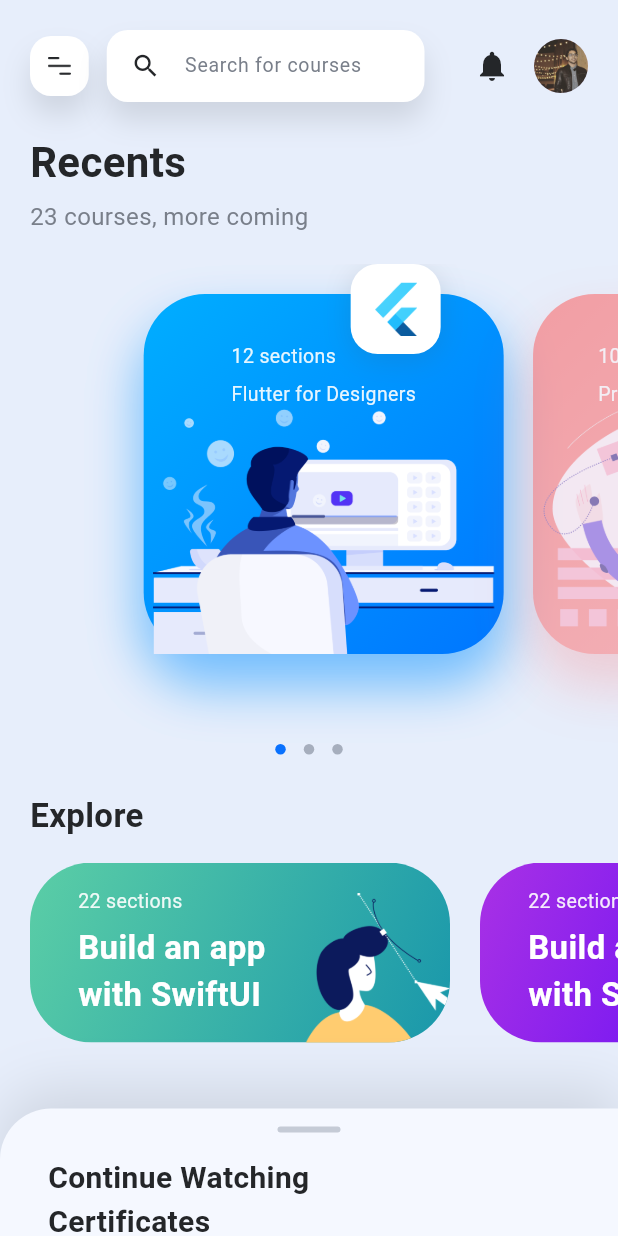
After one commit to evepy/courseApp, a Flutter app: the screen it shows after launch, on a phone screen of 412 x 824 dp. The commit adds this screen. Run offline on Flutter 3.47's test engine with Material 3 defaults, Android fonts, the phone set to English and light mode, and no system bars; drawn by our look-alikes of sliding_up_panel.

Commit message:
animations

```diff
--- /dev/null
+++ b/course_app/lib/components/cards/explorecoursecard.dart
@@ -0,0 +1,54 @@
+
+import 'package:flutter/material.dart';
+
+import '../../constants.dart';
+import '../../model/course.dart';
+
+class ExploreCourseCard extends StatelessWidget {
+  ExploreCourseCard({required this.course});
+
+  final Course course;
+  @override
+  Widget build(BuildContext context) {
+    return Padding(
+      padding: const EdgeInsets.only(right: 20.0),
+      child: ClipRRect(
+        borderRadius: BorderRadius.circular(41.0),
+        child: Container(
+          height: 120.0,
+          width: 280.0,
+          decoration: BoxDecoration(gradient: course.background),
+          child: Padding(
+            padding: EdgeInsets.only(left: 32.0),
+            child: Row(children: [
+              Expanded(child: Column(
+                mainAxisAlignment: MainAxisAlignment.center,
+                crossAxisAlignment: CrossAxisAlignment.start,
+                children: [
+                   Text(
+            course.courseSubtitle.toString(),
+            style: kCardSubtitleStyle,
+          ),
+          SizedBox(height: 6.0),
+          Text(
+            course.courseTitle.toString(),
+            style: kCardTitleStyle,
+          )
+                ],
+              ),
+
+              ),
+Column(
+  mainAxisAlignment: MainAxisAlignment.end,
+  children: [
+    Image.asset('asset/illustrations/${course.illustration}',
+    fit: BoxFit.cover, height: 100.0,)
+  ],
+)
+            ]),
+          ),
+        ),
+      ),
+    );
+  }
+}
--- a/course_app/lib/components/homescreennavbar.dart
+++ b/course_app/lib/components/homescreennavbar.dart
@@ -5,6 +5,8 @@ import '../constants.dart';
 
 //HomeScreenNavBar
 class HomeScreenNavBar extends StatelessWidget {
+  HomeScreenNavBar({required this.triggerAnimation});
+  final VoidCallback triggerAnimation;
   @override
   Widget build(BuildContext context) {
     return Padding(
@@ -12,7 +14,7 @@ class HomeScreenNavBar extends StatelessWidget {
       child: Row(
         mainAxisAlignment: MainAxisAlignment.spaceBetween,
         children: [
-          const SidebarButton(),
+          SidebarButton(triggerAnimation: triggerAnimation),
           SearchFieldWidget(),
           const Icon(
             Icons.notifications,
--- /dev/null
+++ b/course_app/lib/components/lists/explorecourselist.dart
@@ -0,0 +1,25 @@
+
+import 'package:flutter/material.dart';
+
+import '../../model/course.dart';
+import '../cards/explorecoursecard.dart';
+
+class ExploreCourseList extends StatelessWidget {
+  @override
+  Widget build(BuildContext context) {
+    return Container(
+      height: 120,
+      child: ListView.builder(
+        scrollDirection: Axis.horizontal,
+        shrinkWrap: true,
+        itemCount: exploreCourses.length,
+        itemBuilder: (context, index) {
+          return Padding(
+            padding: EdgeInsets.only(left: index == 0 ? 20.0 : 0.0),
+            child: ExploreCourseCard(course: exploreCourses[index]),
+          );
+        },
+      ),
+    );
+  }
+}
--- a/course_app/lib/components/sidebar_button.dart
+++ b/course_app/lib/components/sidebar_button.dart
@@ -1,16 +1,15 @@
 import 'package:flutter/material.dart';
 import '../constants.dart';
+
 class SidebarButton extends StatelessWidget {
-  const SidebarButton({
-    super.key,
-  });
+  SidebarButton({required this.triggerAnimation});
+
+  final VoidCallback triggerAnimation;
 
   @override
   Widget build(BuildContext context) {
     return RawMaterialButton(
-      onPressed: () {
-        print("Sidebar button pressed");
-      },
+      onPressed: triggerAnimation,
       materialTapTargetSize: MaterialTapTargetSize.shrinkWrap,
       highlightColor: Colors.transparent,
       splashColor: Colors.transparent,
--- a/course_app/lib/main.dart
+++ b/course_app/lib/main.dart
@@ -1,8 +1,6 @@
+import 'package:course_app/screens/home_screen.dart';
 import 'package:flutter/material.dart';
-import 'components/homescreennavbar.dart';
-import 'components/lists/recentcourselist.dart';
 import 'constants.dart';
-import 'model/course.dart';
 import 'model/sidebar.dart';
 
 void main() {
@@ -18,125 +16,16 @@ class MyApp extends StatelessWidget {
     return MaterialApp(
       debugShowCheckedModeBanner: false,
       title: 'Flutter Demo',
-      home: Scaffold(
-        body: Container(
-          color: kBackgroundColor,
-          child: SafeArea(
-            child: Column(
-              children: [
-                HomeScreenNavBar(),
-                Padding(
-                  padding: EdgeInsets.symmetric(horizontal: 20.0),
-                  child: Column(
-                    crossAxisAlignment: CrossAxisAlignment.stretch,
-                    children: [
-                      Text(
-                        "Recents",
-                        style: kLargeTitleStyle,
-                      ),
-                      SizedBox(
-                        height: 5.0,
-                      ),
-                      Text(
-                        "23 courses, more coming",
-                        style: kSubtitleStyle,
-                      ),
-                    ],
-                  ),
-                ),
-                SizedBox(
-                  height: 20.0,
-                ),
-                RecentCourseList(),
-                Padding(
-                  padding: EdgeInsets.only(
-                      left: 20.0, right: 20.0, top: 25.0, bottom: 16.0),
-                  child: Column(
-                    crossAxisAlignment: CrossAxisAlignment.stretch,
-                    children: [
-                      Text(
-                        "Explore",
-                        style: kTitle1Style,
-                      ),
-                    ],
-                  ),
-                ),
-                ExploreCourseList(),
-              ],
-            ),
-          ),
-        ),
-      ),
+      home: HomeScreen(),
     );
   }
 }
 
-class ExploreCourseList extends StatelessWidget {
+
+class ContinueWatchingScreen extends StatelessWidget {
   @override
   Widget build(BuildContext context) {
-    return Container(
-      height: 120,
-      child: ListView.builder(
-        scrollDirection: Axis.horizontal,
-        shrinkWrap: true,
-        itemCount: exploreCourses.length,
-        itemBuilder: (context, index) {
-          return Padding(
-            padding: EdgeInsets.only(left: index == 0 ? 20.0 : 0.0),
-            child: ExploreCourseCard(course: exploreCourses[index]),
-          );
-        },
-      ),
-    );
-  }
-}
-
-class ExploreCourseCard extends StatelessWidget {
-  ExploreCourseCard({required this.course});
-
-  final Course course;
-  @override
-  Widget build(BuildContext context) {
-    return Padding(
-      padding: const EdgeInsets.only(right: 20.0),
-      child: ClipRRect(
-        borderRadius: BorderRadius.circular(41.0),
-        child: Container(
-          height: 120.0,
-          width: 280.0,
-          decoration: BoxDecoration(gradient: course.background),
-          child: Padding(
-            padding: EdgeInsets.only(left: 32.0),
-            child: Row(children: [
-              Expanded(child: Column(
-                mainAxisAlignment: MainAxisAlignment.center,
-                crossAxisAlignment: CrossAxisAlignment.start,
-                children: [
-                   Text(
-            course.courseSubtitle.toString(),
-            style: kCardSubtitleStyle,
-          ),
-          SizedBox(height: 6.0),
-          Text(
-            course.courseTitle.toString(),
-            style: kCardTitleStyle,
-          )
-                ],
-              ),
-
-              ),
-Column(
-  mainAxisAlignment: MainAxisAlignment.end,
-  children: [
-    Image.asset('asset/illustrations/${course.illustration}',
-    fit: BoxFit.cover, height: 100.0,)
-  ],
-)
-            ]),
-          ),
-        ),
-      ),
-    );
+    return Container();
   }
 }
 //Asi se llama un componente
--- /dev/null
+++ b/course_app/lib/screens/continuewatchingscreen.dart
@@ -0,0 +1,43 @@
+import 'package:flutter/material.dart';
+import 'package:sliding_up_panel/sliding_up_panel.dart';
+
+import '../constants.dart';
+
+class ContinueWatchScreen extends StatelessWidget {
+  @override
+  Widget build(BuildContext context) {
+    return SlidingUpPanel(
+      backdropEnabled: true,
+      borderRadius: BorderRadius.only(topLeft: Radius.circular(34.0)),
+      color: kCardPopupBackgroundColor,
+      boxShadow: [
+        BoxShadow(color: kShadowColor, offset: Offset(0, -12), blurRadius: 32.0)
+      ],
+      minHeight: 85.0,
+      maxHeight: MediaQuery.of(context).size.height *0.75,
+      panel: Column(
+        crossAxisAlignment: CrossAxisAlignment.start,
+        children: [
+          Center(
+            child: Padding(
+              padding: EdgeInsets.only(top:12.0, bottom: 16.0),
+              child: Container(
+                width: 42.0, height: 4.0,
+                decoration: BoxDecoration(
+                  color: Color(0xFFC5CBD6),
+                  borderRadius: BorderRadius.circular(2.0),
+                ),
+              ),
+            )
+          ),
+          Padding(padding: EdgeInsets.symmetric(horizontal: 32.0),
+          child: Text("Continue Watching", style: kTitle2Style),
+          ),
+          Padding(padding: EdgeInsets.symmetric(horizontal: 32.0),
+          child: Text("Certificates", style: kTitle2Style,),
+          )
+        ],
+      )
+    );
+  }
+}
--- /dev/null
+++ b/course_app/lib/screens/home_screen.dart
@@ -0,0 +1,142 @@
+import 'package:flutter/material.dart';
+import '../components/homescreennavbar.dart';
+import '../components/lists/explorecourselist.dart';
+import '../components/lists/recentcourselist.dart';
+import '../constants.dart';
+import '../main.dart';
+import '../screens/continuewatchingscreen.dart';
+
+class HomeScreen extends StatefulWidget {
+  const HomeScreen({
+    super.key,
+  });
+
+  @override
+  State<HomeScreen> createState() => _HomeScreenState();
+}
+
+class _HomeScreenState extends State<HomeScreen> with TickerProviderStateMixin {
+  late Animation<Offset> sidebarAnimation;
+  late AnimationController sidebarAnimationController;
+  late Animation<double> fadeAnimation;
+  var sidebarHidden = true;
+
+  @override
+  void initState() {
+    super.initState();
+    sidebarAnimationController = AnimationController(
+      vsync: this,
+      duration: Duration(milliseconds: 250),
+    );
+    sidebarAnimation = Tween<Offset>(
+      begin: Offset(-1, 0),
+      end: Offset(0, 0),
+    ).animate(CurvedAnimation(
+      parent: sidebarAnimationController,
+      curve: Curves.easeInOut,
+    ));
+    fadeAnimation = Tween<double>(
+      begin: 0.0,
+      end: 1.0,
+    ).animate(CurvedAnimation(
+        parent: sidebarAnimationController, curve: Curves.easeInOut));
+  }
+
+  @override
+  void dispose() {
+    super.dispose();
+    sidebarAnimationController.dispose();
+  }
+
+  @override
+  Widget build(BuildContext context) {
+    return Scaffold(
+      body: Container(
+        color: kBackgroundColor,
+        child: Stack(
+          children: [
+            SafeArea(
+              child: Column(
+                children: [
+                  HomeScreenNavBar(triggerAnimation: () {
+                    setState(() {
+                      sidebarHidden = !sidebarHidden;
+                    });
+                    sidebarAnimationController.forward();
+                  }),
+                  Padding(
+                    padding: EdgeInsets.symmetric(horizontal: 20.0),
+                    child: Column(
+                      crossAxisAlignment: CrossAxisAlignment.stretch,
+                      children: [
+                        Text(
+                          "Recents",
+                          style: kLargeTitleStyle,
+                        ),
+                        SizedBox(
+                          height: 5.0,
+                        ),
+                        Text(
+                          "23 courses, more coming",
+                          style: kSubtitleStyle,
+                        ),
+                      ],
+                    ),
+                  ),
+                  SizedBox(
+                    height: 20.0,
+                  ),
+                  RecentCourseList(),
+                  Padding(
+                    padding: EdgeInsets.only(
+                        left: 20.0, right: 20.0, top: 25.0, bottom: 16.0),
+                    child: Column(
+                      crossAxisAlignment: CrossAxisAlignment.stretch,
+                      children: [
+                        Text(
+                          "Explore",
+                          style: kTitle1Style,
+                        ),
+                      ],
+                    ),
+                  ),
+                  ExploreCourseList(),
+                ],
+              ),
+            ),
+            ContinueWatchScreen(),
+            IgnorePointer(
+              ignoring: sidebarHidden,
+              child: Stack(
+                children: [
+                  FadeTransition(
+                    opacity: fadeAnimation,
+                    child: GestureDetector(
+                        child: Container(
+                          color: Color.fromRGBO(36, 38, 41, 0.4),
+                          height: MediaQuery.of(context).size.height,
+                          width: MediaQuery.of(context).size.width,
+                        ),
+                        onTap: () {
+                          setState(() {
+                            sidebarHidden = !sidebarHidden;
+                          });
+                          sidebarAnimationController.reverse();
+                        }),
+                  ),
+                  SlideTransition(
+                    position: sidebarAnimation,
+                    child: SafeArea(
+                      child: SidebarScreen(),
+                      bottom: false,
+                    ),
+                  ),
+                ],
+              ),
+            )
+          ],
+        ),
+      ),
+    );
+  }
+}
--- a/course_app/pubspec.yaml
+++ b/course_app/pubspec.yaml
@@ -35,7 +35,7 @@ dependencies:
   # The following adds the Cupertino Icons font to your application.
   # Use with the CupertinoIcons class for iOS style icons.
   cupertino_icons: ^1.0.2
-
+  sliding_up_panel: ^2.0.0+1
 dev_dependencies:
   flutter_test:
     sdk: flutter
```
Also changed, not shown: course_app/pubspec.lock.
